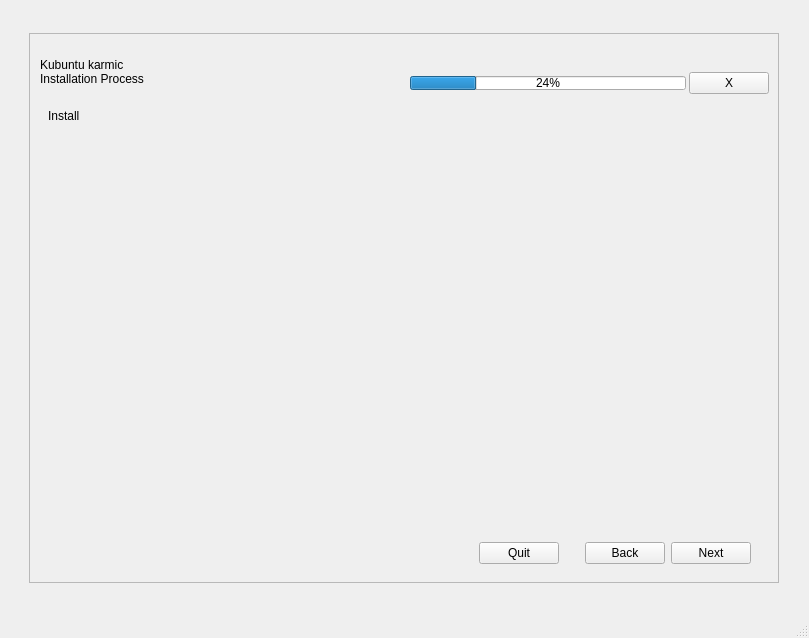
First picture: the form in gui/qt/app.ui, repository 2bdkid/ubiquity, before the edit.
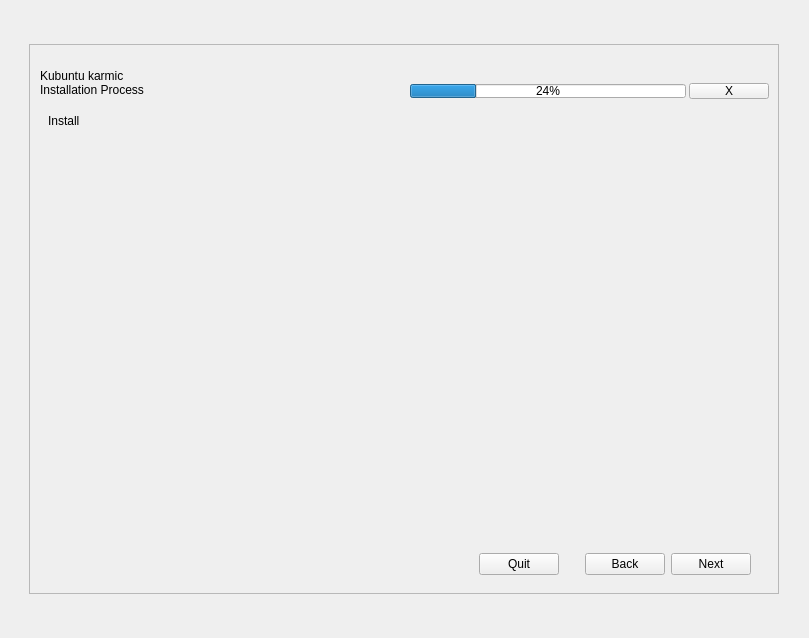
Second picture: the form after the edit. Custom widgets are drawn as their Qt base class.

Patch:
```diff
--- a/gui/qt/app.ui
+++ b/gui/qt/app.ui
@@ -225,6 +225,12 @@
              </item>
              <item row="1" column="0" colspan="3">
               <widget class="QLabel" name="install_process_label">
+               <property name="minimumSize">
+                <size>
+                 <width>0</width>
+                 <height>16</height>
+                </size>
+               </property>
                <property name="text">
                 <string>Installation Process</string>
                </property>
@@ -329,6 +335,12 @@
              </item>
              <item row="1" column="5">
               <widget class="QPushButton" name="progressCancel">
+               <property name="maximumSize">
+                <size>
+                 <width>16777215</width>
+                 <height>16</height>
+                </size>
+               </property>
                <property name="text">
                 <string>X</string>
                </property>
@@ -412,17 +424,6 @@
     </item>
    </layout>
   </widget>
-  <widget class="QMenuBar" name="menubar">
-   <property name="geometry">
-    <rect>
-     <x>0</x>
-     <y>0</y>
-     <width>809</width>
-     <height>20</height>
-    </rect>
-   </property>
-  </widget>
-  <widget class="QStatusBar" name="statusbar"/>
  </widget>
  <customwidgets>
   <customwidget>
```
